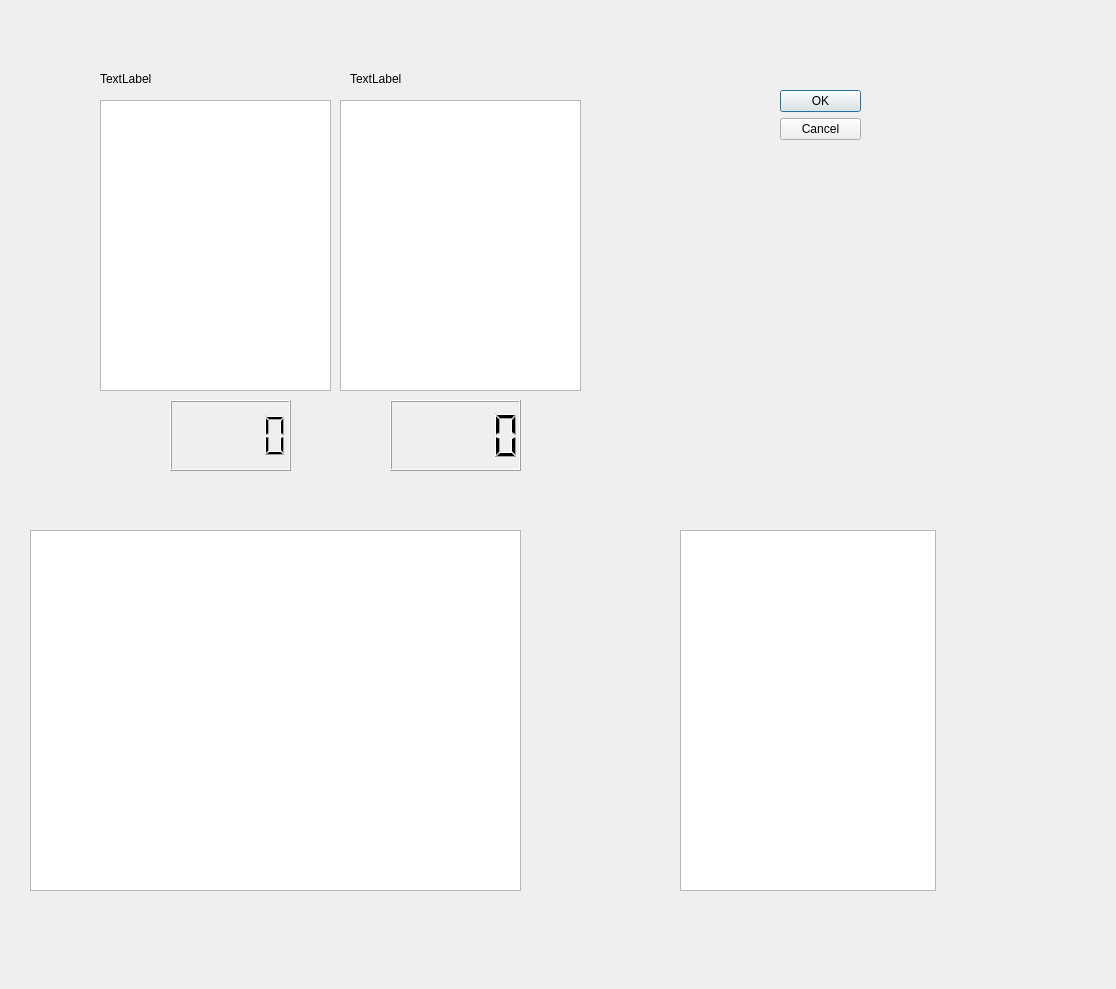
Before: the Qt Designer form ui/match_dialog.ui in tapir442/py-match-fit, drawn with Qt 5.
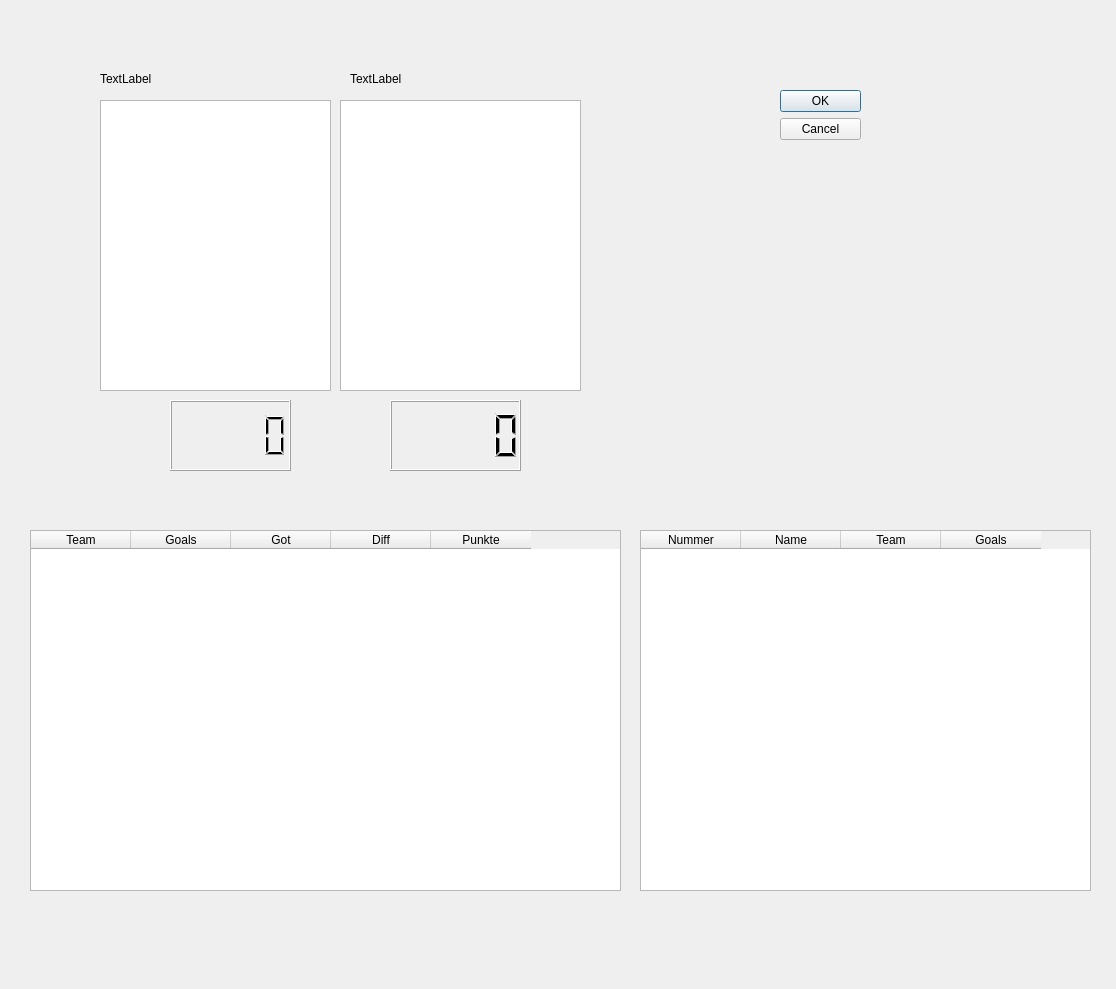
After: the same form once the commit is applied.

Patch:
```diff
--- a/ui/match_dialog.ui
+++ b/ui/match_dialog.ui
@@ -95,25 +95,70 @@
     <string>TextLabel</string>
    </property>
   </widget>
-  <widget class="QListWidget" name="live_table">
+  <widget class="QTableWidget" name="tabelle">
    <property name="geometry">
     <rect>
      <x>30</x>
      <y>530</y>
-     <width>491</width>
+     <width>591</width>
      <height>361</height>
     </rect>
    </property>
+   <column>
+    <property name="text">
+     <string>Team</string>
+    </property>
+   </column>
+   <column>
+    <property name="text">
+     <string>Goals</string>
+    </property>
+   </column>
+   <column>
+    <property name="text">
+     <string>Got</string>
+    </property>
+   </column>
+   <column>
+    <property name="text">
+     <string>Diff</string>
+    </property>
+   </column>
+   <column>
+    <property name="text">
+     <string>Punkte</string>
+    </property>
+   </column>
   </widget>
-  <widget class="QListWidget" name="scorer_list">
+  <widget class="QTableWidget" name="scorer">
    <property name="geometry">
     <rect>
-     <x>680</x>
+     <x>640</x>
      <y>530</y>
-     <width>256</width>
+     <width>451</width>
      <height>361</height>
     </rect>
    </property>
+   <column>
+    <property name="text">
+     <string>Nummer</string>
+    </property>
+   </column>
+   <column>
+    <property name="text">
+     <string>Name</string>
+    </property>
+   </column>
+   <column>
+    <property name="text">
+     <string>Team</string>
+    </property>
+   </column>
+   <column>
+    <property name="text">
+     <string>Goals</string>
+    </property>
+   </column>
   </widget>
  </widget>
  <resources/>
```
